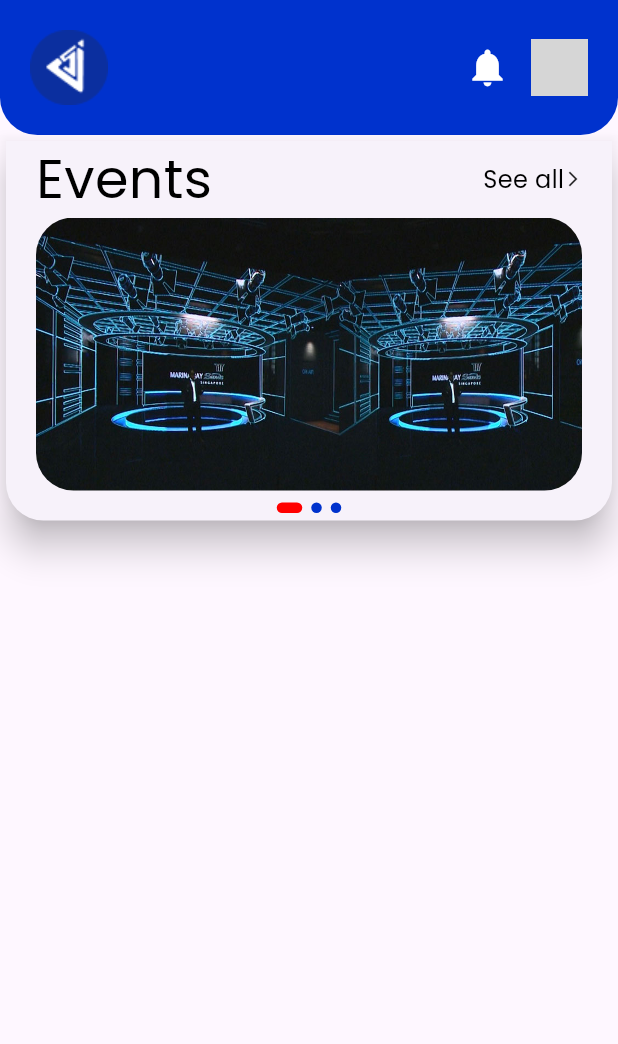
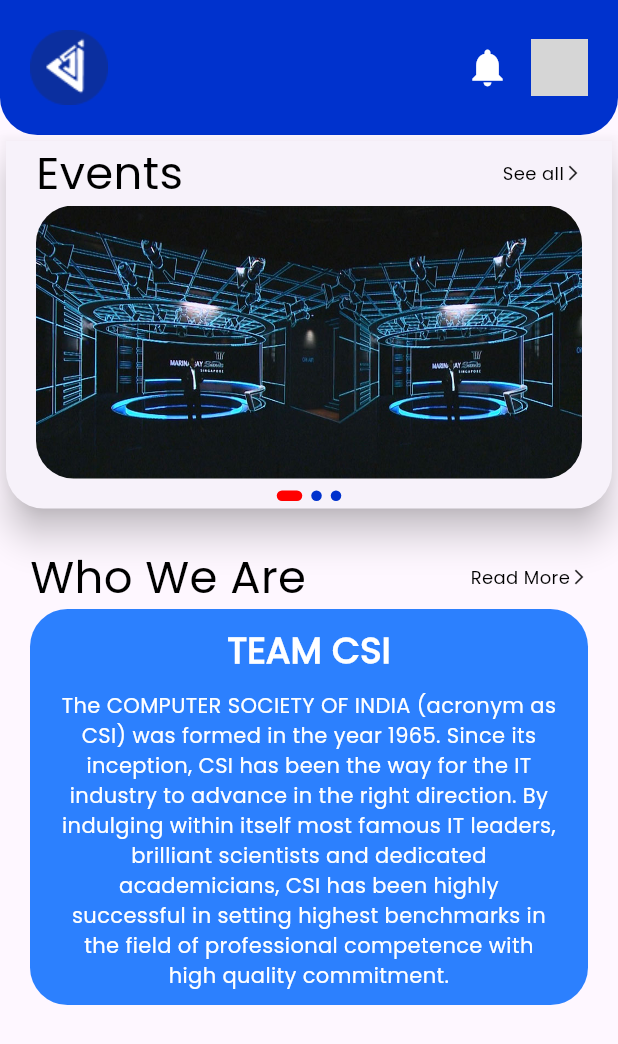
Before and after one commit to Naman2004singh/CSIstudentApp, a Flutter app: the screen it shows after launch, on a phone screen of 412 x 824 dp. Shown: the top 1044 px of the screen. Run offline on Flutter 3.47's test engine with Material 3 defaults, Android fonts, the phone set to English and light mode, and no system bars; drawn by our look-alikes of carousel_slider, rive; our stand-ins replace flutter_riverpod; grey boxes are pictures that could not be loaded.

Commit message:
added the whoWeAre section in the dashboard

```diff
--- a/lib/pages/mobile/tabs/dashboard.dart
+++ b/lib/pages/mobile/tabs/dashboard.dart
@@ -1,12 +1,14 @@
 import 'package:csi_app/utils/constants.dart';
 import 'package:csi_app/widgets/appBar.dart';
 import 'package:csi_app/widgets/carousel/event_slider.dart';
-import 'package:csi_app/widgets/headings.dart';
+import 'package:csi_app/widgets/dashboard/headings.dart';
+import 'package:csi_app/widgets/dashboard/who_we_are.dart';
 import 'package:flutter/material.dart';
 import 'package:flutter_riverpod/flutter_riverpod.dart';
 
 double padding = Constants.insidepadding;
 double borderRadius = Constants.borderRadius;
+double sizedHeight = Constants.sizedBoxHeight;
 
 class Dashboard extends ConsumerWidget {
   const Dashboard({super.key});
@@ -15,6 +17,10 @@ class Dashboard extends ConsumerWidget {
   Widget build(BuildContext context, WidgetRef ref) {
     return Scaffold(
         body: ListView(
+      children: [
+        ListView(
+          shrinkWrap: true,
+          physics: const NeverScrollableScrollPhysics(),
           children: [
             const Appbar(),
             Card(
@@ -32,6 +38,12 @@ class Dashboard extends ConsumerWidget {
             )
           ],
         ),
-    );
+        SizedBox(
+          height: sizedHeight,
+        ),
+        const Headings(heading: "Who We Are", sideOptions: "Read More"),
+        const WhoWeAre()
+      ],
+    ));
   }
 }
--- a/lib/utils/constants.dart
+++ b/lib/utils/constants.dart
@@ -10,9 +10,12 @@ class Constants {
   }
 
   //other constants
-  static const double insidepadding = 20;
-  static const double avatarRadius = 50;
-  static const double appBarHeight = 90;
-  static const double borderRadius = 25;
+  static const double insidepadding = 20.0;
+  static const double smallPadding = 10.0;
+  static const double avatarRadius = 50.0;
+  static const double appBarHeight = 90.0;
+  static const double borderRadius = 25.0;
   static const double maxWidthDrawer = 268.0;
+  static const double sizedBoxHeight = 20.0;
+  static const double smallSizedBox = 10.0;
 }
--- a/lib/utils/strings.dart
+++ b/lib/utils/strings.dart
@@ -1,3 +1,6 @@
 class AllStrings {
   static String logoCsi = "assets/logos/csiLogo.png";
+
+  static String whoWeAre =
+      "The COMPUTER SOCIETY OF INDIA (acronym as CSI) was formed in the year 1965. Since its inception, CSI has been the way for the IT industry to advance in the right direction. By indulging within itself most famous IT leaders, brilliant scientists and dedicated academicians, CSI has been highly successful in setting highest benchmarks in the field of professional competence with high quality commitment.";
 }
--- a/lib/utils/styles.dart
+++ b/lib/utils/styles.dart
@@ -1,17 +1,52 @@
 import 'package:csi_app/utils/colors.dart';
 import 'package:flutter/material.dart';
 
-class Textstyle{
+class Textstyle {
   Textstyle._();
 
-  static TextStyle headlineLarge = const TextStyle(fontFamily: "Poppins",fontSize: 36.0,fontWeight: FontWeight.w500,color: AllColors.blackColor);
-  static TextStyle headlineLargeWhite = const TextStyle(fontFamily: "Poppins",fontSize: 28.0,fontWeight: FontWeight.w700,color: AllColors.whiteColor);
-  static TextStyle headlineMedium = const TextStyle(fontFamily: "Poppins",fontSize: 24.0,fontWeight: FontWeight.w400,color: AllColors.blackColor);
-  static TextStyle headlineDrawer = const TextStyle(fontFamily: "Poppins",fontSize: 33.0,fontWeight: FontWeight.w500,color: AllColors.blackColor);
-  static TextStyle bodyLargeWhite = const TextStyle(fontFamily: "Poppins",fontSize: 16.0,fontWeight: FontWeight.w400,color: AllColors.whiteColor);
-  static TextStyle bodyLarge = const TextStyle(fontFamily: "Poppins",fontSize: 16.0,fontWeight: FontWeight.w400,color: AllColors.blackColor);
-  static TextStyle sideOptionsText = const TextStyle(fontFamily: "Poppins",fontSize: 16.0,fontWeight: FontWeight.w300,color: AllColors.blackColor);
-  static TextStyle bodyMedium = const TextStyle(fontFamily: "Poppins",fontSize: 16.0,fontWeight: FontWeight.w500,color: AllColors.blackColor);
-  static TextStyle bodySmallgrey = const TextStyle(fontFamily: "Poppins",fontSize: 13.0,fontWeight: FontWeight.w400,color: AllColors.geryTextColor);
-
+  static TextStyle headlineLarge = const TextStyle(
+      fontFamily: "Poppins",
+      fontSize: 30.0,
+      fontWeight: FontWeight.w500,
+      color: AllColors.blackColor);
+  static TextStyle headlineLargeWhite = const TextStyle(
+      fontFamily: "Poppins",
+      fontSize: 24.0,
+      fontWeight: FontWeight.w700,
+      color: AllColors.whiteColor);
+  static TextStyle headlineMedium = const TextStyle(
+      fontFamily: "Poppins",
+      fontSize: 24.0,
+      fontWeight: FontWeight.w400,
+      color: AllColors.blackColor);
+  static TextStyle headlineDrawer = const TextStyle(
+      fontFamily: "Poppins",
+      fontSize: 33.0,
+      fontWeight: FontWeight.w500,
+      color: AllColors.blackColor);
+  static TextStyle bodyLargeWhite = const TextStyle(
+      fontFamily: "Poppins",
+      fontSize: 14.0,
+      fontWeight: FontWeight.w400,
+      color: AllColors.whiteColor);
+  static TextStyle bodyLarge = const TextStyle(
+      fontFamily: "Poppins",
+      fontSize: 16.0,
+      fontWeight: FontWeight.w400,
+      color: AllColors.blackColor);
+  static TextStyle sideOptionsText = const TextStyle(
+      fontFamily: "Poppins",
+      fontSize: 12.0,
+      fontWeight: FontWeight.w300,
+      color: AllColors.blackColor);
+  static TextStyle bodyMedium = const TextStyle(
+      fontFamily: "Poppins",
+      fontSize: 16.0,
+      fontWeight: FontWeight.w500,
+      color: AllColors.blackColor);
+  static TextStyle bodySmallgrey = const TextStyle(
+      fontFamily: "Poppins",
+      fontSize: 13.0,
+      fontWeight: FontWeight.w400,
+      color: AllColors.geryTextColor);
 }
--- /dev/null
+++ b/lib/widgets/dashboard/who_we_are.dart
@@ -0,0 +1,43 @@
+import 'package:csi_app/utils/colors.dart';
+import 'package:csi_app/utils/constants.dart';
+import 'package:csi_app/utils/strings.dart';
+import 'package:csi_app/utils/styles.dart';
+import 'package:flutter/material.dart';
+
+class WhoWeAre extends StatelessWidget {
+  const WhoWeAre({super.key});
+
+  @override
+  Widget build(BuildContext context) {
+    double padding = Constants.insidepadding;
+    double boderRadius = Constants.borderRadius;
+    double smallsized = Constants.smallSizedBox;
+    double smallpadding = Constants.smallPadding;
+    String mainText = AllStrings.whoWeAre;
+    return Container(
+      margin: EdgeInsets.symmetric(horizontal: padding),
+      padding:
+          EdgeInsets.symmetric(horizontal: padding, vertical: smallpadding),
+      decoration: BoxDecoration(
+          color: AllColors.mainColor,
+          borderRadius: BorderRadius.circular(boderRadius)),
+      child: Column(
+        mainAxisAlignment: MainAxisAlignment.center,
+        children: [
+          Text(
+            "TEAM CSI",
+            style: Textstyle.headlineLargeWhite,
+          ),
+          SizedBox(
+            height: smallsized,
+          ),
+          Text(
+            mainText,
+            textAlign: TextAlign.center,
+            style: Textstyle.bodyLargeWhite,
+          )
+        ],
+      ),
+    );
+  }
+}
```
Also changed, not shown: lib/widgets/dashboard/headings.dart (renamed from lib/widgets/headings.dart). Lines whose indentation alone changed are shown as unchanged.
